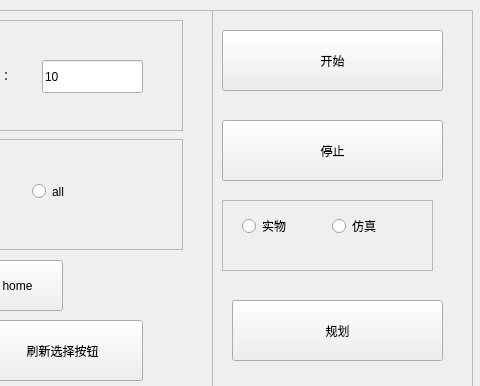
This is catkin_ws/src/robot_python/ui/armct_form1.ui in CFlyingDragon/Multi_arm_robot as Qt 5 draws it before an edit; both pictures show x 758 to 1238 and y 0 to 386 of the 1238 by 903 pixel window. The edited form follows.
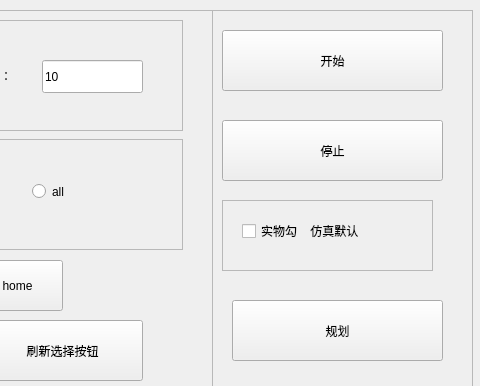
This is the edited form.

The edit to the form file:
```diff
--- a/catkin_ws/src/robot_python/ui/armct_form1.ui
+++ b/catkin_ws/src/robot_python/ui/armct_form1.ui
@@ -756,30 +756,17 @@
            <property name="frameShadow">
             <enum>QFrame::Raised</enum>
            </property>
-           <widget class="QRadioButton" name="radioButton_real">
+           <widget class="QCheckBox" name="checkBox">
             <property name="geometry">
              <rect>
               <x>20</x>
-              <y>10</y>
-              <width>71</width>
-              <height>32</height>
+              <y>20</y>
+              <width>151</width>
+              <height>22</height>
              </rect>
             </property>
             <property name="text">
-             <string>实物</string>
-            </property>
-           </widget>
-           <widget class="QRadioButton" name="radioButton_gazebo">
-            <property name="geometry">
-             <rect>
-              <x>110</x>
-              <y>10</y>
-              <width>71</width>
-              <height>32</height>
-             </rect>
-            </property>
-            <property name="text">
-             <string>仿真</string>
+             <string>实物勾    仿真默认</string>
             </property>
            </widget>
           </widget>
```
Left out of the diff: 2 changed lines with no effect on the pictures.
